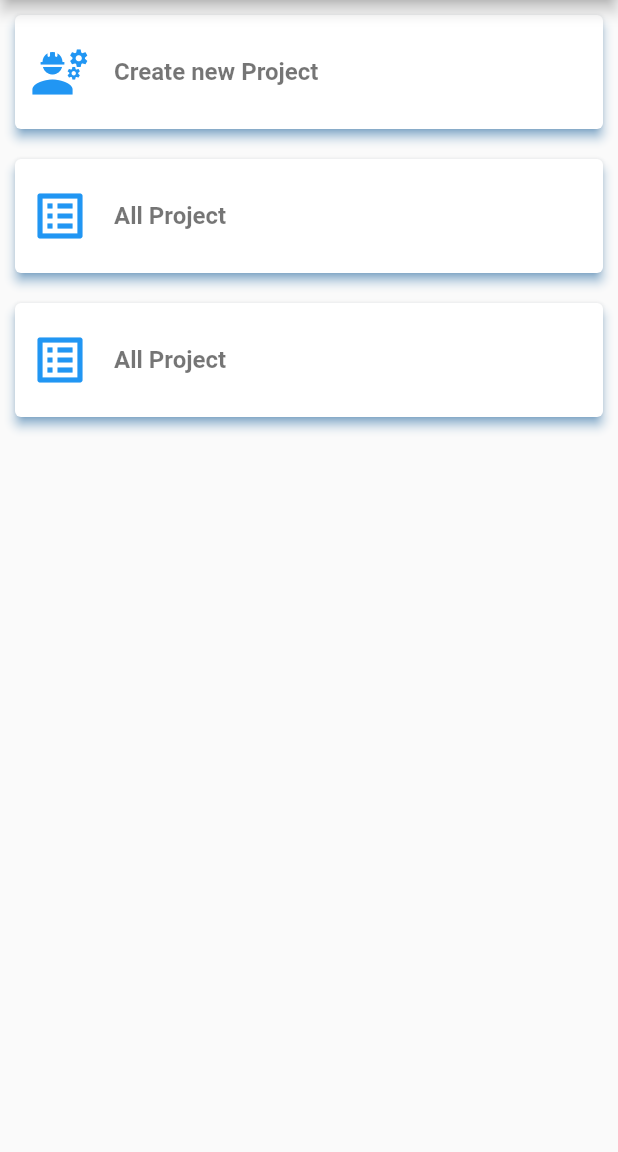
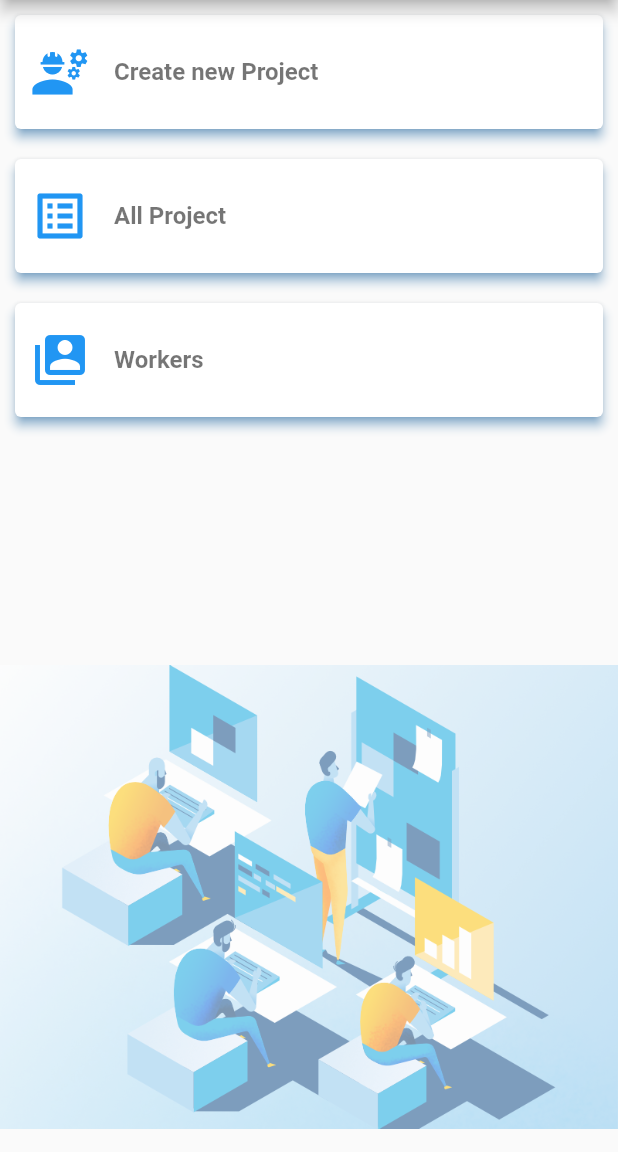
Before and after one commit to lucasdmm/project-manager, a Flutter app: the Home screen opened directly, on a phone screen of 412 x 824 dp, the part 84-1236 px from its top. Run offline on Flutter 3.47's test engine with Material 2 defaults, Android fonts, the phone set to English and light mode, and no system bars.

Commit message:
new adjustments in layout home

```diff
--- a/lib/views/home.dart
+++ b/lib/views/home.dart
@@ -13,7 +13,28 @@ class Home extends StatelessWidget {
         ),
       ),
       body: Container(
+        child: Stack(children: [
+          SafeArea(
             child: Column(
+              mainAxisAlignment: MainAxisAlignment.end,
+              children: [
+                Container(
+                  height: 340,
+                  width: 900,
+                  child: FittedBox(
+                    fit: BoxFit.scaleDown,
+                    child: Opacity(
+                      opacity: 0.5,
+                      child: Image.asset(
+                        'assets/home-image.png',
+                      ),
+                    ),
+                  ),
+                ),
+              ],
+            ),
+          ),
+          Column(
             children: [
               Card(
                 margin: EdgeInsets.all(10),
@@ -64,12 +85,12 @@ class Home extends StatelessWidget {
                   hoverColor: Colors.grey[300],
                   contentPadding: EdgeInsets.all(10),
                   leading: Icon(
-                  Icons.list_alt_outlined,
+                    Icons.switch_account,
                     color: Theme.of(context).primaryColor,
                     size: 40,
                   ),
                   title: Text(
-                  'All Project',
+                    'Workers',
                     style: TextStyle(
                         color: Colors.black54, fontWeight: FontWeight.bold),
                   ),
@@ -77,6 +98,7 @@ class Home extends StatelessWidget {
               ),
             ],
           ),
+        ]),
       ),
     );
   }
--- a/pubspec.yaml
+++ b/pubspec.yaml
@@ -54,6 +54,7 @@ flutter:
   assets:
     - assets/background.png
     - assets/splash.jpg
+    - assets/home-image.png
   #   - images/a_dot_ham.jpeg
 
   # An image asset can refer to one or more resolution-specific "variants", see
```
Also changed, not shown: assets/home-image.png (added). Lines whose indentation alone changed are shown as unchanged.
